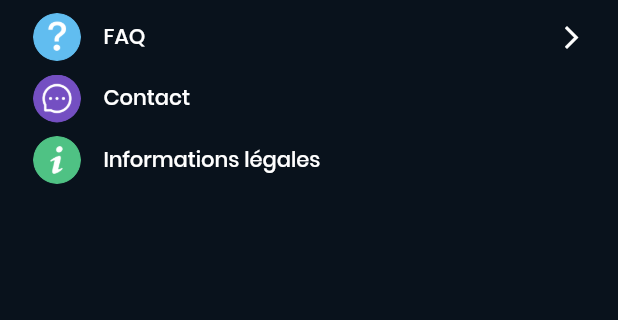
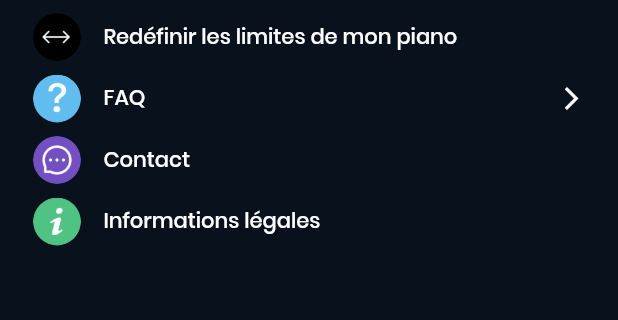
Before and after one commit to clementh59/flykeys_flutter, a Flutter app: the ParameterPage screen opened directly, on a phone screen of 412 x 824 dp, the part 440-760 px from its top. Run offline on Flutter 3.47's test engine with Material 2 defaults, Android fonts, the phone set to English and light mode, and no system bars; our stand-ins replace bloc, cloud_firestore, device_preview, email_validator, equatable, firebase_auth and 8 more; accounts and stored records are empty; statements that could not run were skipped.

Commit message:
Yo can now set up the limit of keyboard in the parameters

```diff
--- a/lib/src/page/onboarding/set_limit_of_keyboard.dart
+++ b/lib/src/page/onboarding/set_limit_of_keyboard.dart
@@ -144,7 +144,7 @@ class _SetLimitOfKeyboardState extends State<SetLimitOfKeyboard> {
                 } else if (state == BluetoothState.off) {
                   bluetoothBloc.onDisconnect();
                 }
-                return CustomWidgets.bluetoothIsOffPage(context);
+                return CustomWidgets.bluetoothIsOffPage(context, showGoBackIcon: false);
               }),
         ),
       ),
--- a/lib/src/page/parameter_page.dart
+++ b/lib/src/page/parameter_page.dart
@@ -4,6 +4,7 @@ import 'package:flutter_bloc/flutter_bloc.dart';
 import 'package:flutter_colorpicker/flutter_colorpicker.dart';
 import 'package:flykeys/src/bloc/authentification/authentification_bloc.dart';
 import 'package:flykeys/src/bloc/authentification/authentification_event.dart';
+import 'package:flykeys/src/page/onboarding/onboarding_page.dart';
 import 'package:flykeys/src/utils/constants.dart';
 import 'package:flykeys/src/utils/custom_colors.dart';
 import 'package:flykeys/src/utils/custom_size.dart';
@@ -69,8 +70,7 @@ class _ParameterPageState extends State<ParameterPage> {
     );
   }
 
-  Widget _tileParameterWidget(String name, Widget imageAsset, Function callBack,
-      {bool showRightArrow = false, bool showSwitch = false, bool switchState = false}) {
+  Widget _tileParameterWidget(String name, Widget imageAsset, Function callBack, {bool showRightArrow = false, bool showSwitch = false, bool switchState = false}) {
     return InkWell(
       onTap: callBack,
       focusColor: Colors.transparent,
@@ -243,8 +243,7 @@ class _ParameterPageState extends State<ParameterPage> {
     return Column(
       crossAxisAlignment: CrossAxisAlignment.start,
       children: [
-        _tileParameterWidget("Notifications", Image.asset("assets/images/icons/parameter/notification_icon.png"), activeNotification,
-            showSwitch: true, switchState: notificationActive),
+        _tileParameterWidget("Notifications", Image.asset("assets/images/icons/parameter/notification_icon.png"), activeNotification, showSwitch: true, switchState: notificationActive),
         _tileParameterWidget("Choix des couleurs", Image.asset("assets/images/icons/parameter/color_wheel_icon.png"), () {
           setState(() {
             _indexedStackIndex = choixDesCouleursIndex;
@@ -253,6 +252,13 @@ class _ParameterPageState extends State<ParameterPage> {
         _tileParameterWidget("Luminosité de Flykeys", Image.asset("assets/images/icons/parameter/luminosity_icon.png"), () {
           showChooseLuminosityDialog();
         }, showRightArrow: true),
+        _tileParameterWidget(
+          "Redéfinir les limites de mon piano",
+          Image.asset("assets/images/icons/parameter/redefine_piano_limit_icon.png"),
+          () {
+            Navigator.push(context, Utils.createRoute(() => OnBoardingPage(nextPage: ParameterPage(),)));
+          },
+        ),
         _tileParameterWidget(
           "FAQ",
           Image.asset("assets/images/icons/parameter/faq_icon.png"),
@@ -267,8 +273,7 @@ class _ParameterPageState extends State<ParameterPage> {
           },
         ),
         _tileParameterWidget("Informations légales", Image.asset("assets/images/icons/parameter/info_icon.png"), () {
-          showAboutDialog(
-              context: context, applicationLegalese: Constants.legalPhrase, applicationVersion: Constants.app_version, applicationName: 'FlyKeys');
+          showAboutDialog(context: context, applicationLegalese: Constants.legalPhrase, applicationVersion: Constants.app_version, applicationName: 'FlyKeys');
         }),
       ],
     );
@@ -334,21 +339,18 @@ class _ParameterPageState extends State<ParameterPage> {
 
   /// return 'Faible' for 0, 'Élevée' for 2, ...
   String getBrightnessText(int index) {
-    if (index == 0)
-      return 'Faible';
-    if (index == 2)
-      return 'Élevée';
+    if (index == 0) return 'Faible';
+    if (index == 2) return 'Élevée';
     return 'Moyen';
   }
 
   /// return an integer corresponding to the brightness corresponding to the index of the radio buttons
   int mapIndexToBrightness(int index) {
-    if (index == 0)
-      return Constants.lightBrightness;
-    if (index == 1)
-      return Constants.mediumBrightness;
+    if (index == 0) return Constants.lightBrightness;
+    if (index == 1) return Constants.mediumBrightness;
     return Constants.strongBrightness;
   }
+
   //endregion
 
   /***************    CHOIX DES COULEURS PAGE   *************/
--- a/lib/src/widget/custom_widgets.dart
+++ b/lib/src/widget/custom_widgets.dart
@@ -297,10 +297,10 @@ class CustomWidgets {
     return _textWidget(text);
   }
 
-  static Widget bluetoothIsOffPage(context) {
+  static Widget bluetoothIsOffPage(context, {showGoBackIcon = true}) {
     return Stack(
       children: <Widget>[
-        Container(
+        showGoBackIcon? Container(
           margin: EdgeInsets.only(top: 15, left: 15),
           child: InkWell(
             onTap: () {
@@ -316,7 +316,7 @@ class CustomWidgets {
               color: Colors.white,
             ),
           ),
-        ),
+        ) : SizedBox(),
         Align(
           alignment: Alignment.center,
           child: CustomWidgets.textWithoutLoadingIndicator("Le bluetooth n'est pas activé!"),
```
Also changed, not shown: assets/images/icons/parameter/redefine_piano_limit_icon.png (added). Lines whose indentation alone changed are shown as unchanged.
